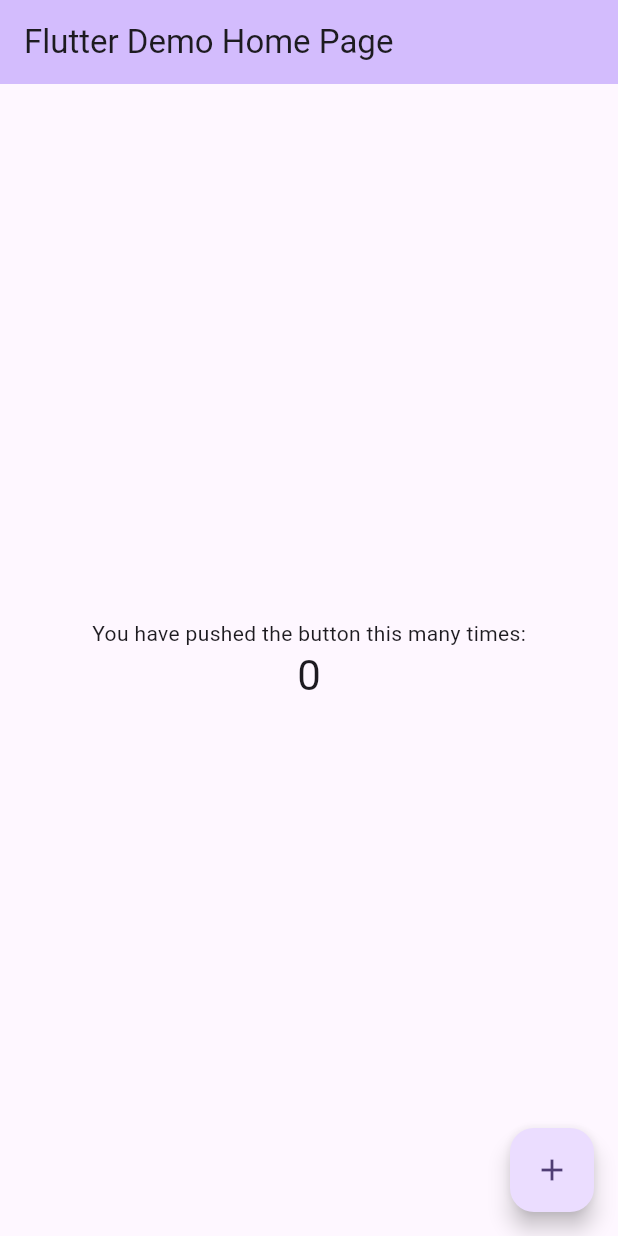
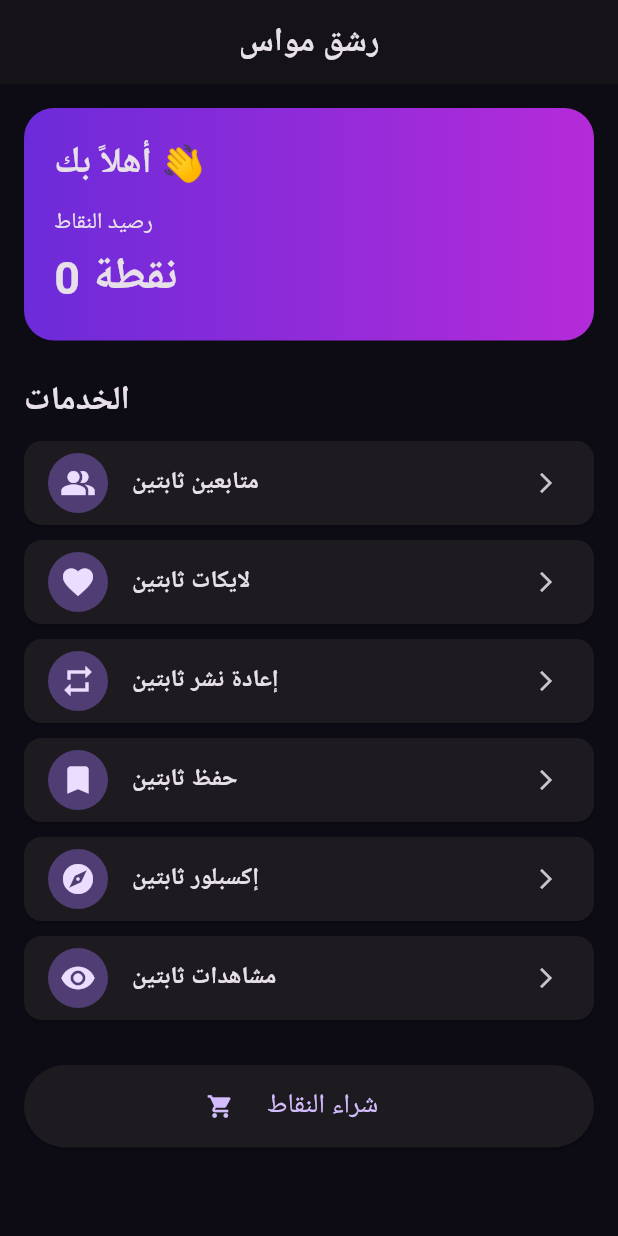
Before and after one commit to jdvk7/rashq-mawas, a Flutter app: the screen it shows after launch, on a phone screen of 412 x 824 dp. Run offline on Flutter 3.47's test engine with Material 3 defaults, Android fonts, the phone set to English and light mode, and no system bars.

Commit message:
Refactor main app structure and update UI elements

```diff
--- a/rashq_app/lib/main.dart
+++ b/rashq_app/lib/main.dart
@@ -1,121 +1,176 @@
 import 'package:flutter/material.dart';
 
 void main() {
-  runApp(const MyApp());
+  runApp(const RashqMawasApp());
 }
 
-class MyApp extends StatelessWidget {
-  const MyApp({super.key});
+class RashqMawasApp extends StatelessWidget {
+  const RashqMawasApp({super.key});
 
-  // This widget is the root of your application.
   @override
   Widget build(BuildContext context) {
     return MaterialApp(
-      title: 'Flutter Demo',
+      debugShowCheckedModeBanner: false,
+      title: 'رشق مواس',
       theme: ThemeData(
-        // This is the theme of your application.
-        //
-        // TRY THIS: Try running your application with "flutter run". You'll see
-        // the application has a purple toolbar. Then, without quitting the app,
-        // try changing the seedColor in the colorScheme below to Colors.green
-        // and then invoke "hot reload" (save your changes or press the "hot
-        // reload" button in a Flutter-supported IDE, or press "r" if you used
-        // the command line to start the app).
-        //
-        // Notice that the counter didn't reset back to zero; the application
-        // state is not lost during the reload. To reset the state, use hot
-        // restart instead.
-        //
-        // This works for code too, not just values: Most code changes can be
-        // tested with just a hot reload.
-        colorScheme: .fromSeed(seedColor: Colors.deepPurple),
+        useMaterial3: true,
+        colorScheme: ColorScheme.fromSeed(
+          seedColor: Colors.deepPurple,
+          brightness: Brightness.dark,
+        ),
+        scaffoldBackgroundColor: const Color(0xFF0D0B14),
       ),
-      home: const MyHomePage(title: 'Flutter Demo Home Page'),
+      home: const HomePage(),
     );
   }
 }
 
-class MyHomePage extends StatefulWidget {
-  const MyHomePage({super.key, required this.title});
-
-  // This widget is the home page of your application. It is stateful, meaning
-  // that it has a State object (defined below) that contains fields that affect
-  // how it looks.
-
-  // This class is the configuration for the state. It holds the values (in this
-  // case the title) provided by the parent (in this case the App widget) and
-  // used by the build method of the State. Fields in a Widget subclass are
-  // always marked "final".
-
-  final String title;
-
-  @override
-  State<MyHomePage> createState() => _MyHomePageState();
-}
-
-class _MyHomePageState extends State<MyHomePage> {
-  int _counter = 0;
-
-  void _incrementCounter() {
-    setState(() {
-      // This call to setState tells the Flutter framework that something has
-      // changed in this State, which causes it to rerun the build method below
-      // so that the display can reflect the updated values. If we changed
-      // _counter without calling setState(), then the build method would not be
-      // called again, and so nothing would appear to happen.
-      _counter++;
-    });
-  }
+class HomePage extends StatelessWidget {
+  const HomePage({super.key});
 
   @override
   Widget build(BuildContext context) {
-    // This method is rerun every time setState is called, for instance as done
-    // by the _incrementCounter method above.
-    //
-    // The Flutter framework has been optimized to make rerunning build methods
-    // fast, so that you can just rebuild anything that needs updating rather
-    // than having to individually change instances of widgets.
     return Scaffold(
       appBar: AppBar(
-        // TRY THIS: Try changing the color here to a specific color (to
-        // Colors.amber, perhaps?) and trigger a hot reload to see the AppBar
-        // change color while the other colors stay the same.
-        backgroundColor: Theme.of(context).colorScheme.inversePrimary,
-        // Here we take the value from the MyHomePage object that was created by
-        // the App.build method, and use it to set our appbar title.
-        title: Text(widget.title),
+        title: const Text(
+          'رشق مواس',
+          style: TextStyle(fontWeight: FontWeight.bold),
+        ),
+        centerTitle: true,
       ),
-      body: Center(
-        // Center is a layout widget. It takes a single child and positions it
-        // in the middle of the parent.
+      body: SingleChildScrollView(
+        padding: const EdgeInsets.all(16),
         child: Column(
-          // Column is also a layout widget. It takes a list of children and
-          // arranges them vertically. By default, it sizes itself to fit its
-          // children horizontally, and tries to be as tall as its parent.
-          //
-          // Column has various properties to control how it sizes itself and
-          // how it positions its children. Here we use mainAxisAlignment to
-          // center the children vertically; the main axis here is the vertical
-          // axis because Columns are vertical (the cross axis would be
-          // horizontal).
-          //
-          // TRY THIS: Invoke "debug painting" (choose the "Toggle Debug Paint"
-          // action in the IDE, or press "p" in the console), to see the
-          // wireframe for each widget.
-          mainAxisAlignment: .center,
+          crossAxisAlignment: CrossAxisAlignment.stretch,
           children: [
-            const Text('You have pushed the button this many times:'),
-            Text(
-              '$_counter',
-              style: Theme.of(context).textTheme.headlineMedium,
+            Container(
+              padding: const EdgeInsets.all(20),
+              decoration: BoxDecoration(
+                borderRadius: BorderRadius.circular(20),
+                gradient: const LinearGradient(
+                  colors: [
+                    Color(0xFF6C2BD9),
+                    Color(0xFFB52BD9),
+                  ],
+                ),
+              ),
+              child: const Column(
+                crossAxisAlignment: CrossAxisAlignment.start,
+                children: [
+                  Text(
+                    'أهلاً بك 👋',
+                    style: TextStyle(
+                      fontSize: 24,
+                      fontWeight: FontWeight.bold,
+                    ),
+                  ),
+                  SizedBox(height: 10),
+                  Text(
+                    'رصيد النقاط',
+                    style: TextStyle(fontSize: 15),
+                  ),
+                  SizedBox(height: 4),
+                  Text(
+                    '0 نقطة',
+                    style: TextStyle(
+                      fontSize: 30,
+                      fontWeight: FontWeight.bold,
+                    ),
+                  ),
+                ],
+              ),
+            ),
+
+            const SizedBox(height: 24),
+
+            const Text(
+              'الخدمات',
+              style: TextStyle(
+                fontSize: 22,
+                fontWeight: FontWeight.bold,
+              ),
+            ),
+
+            const SizedBox(height: 12),
+
+            _ServiceCard(
+              icon: Icons.people_alt,
+              title: 'متابعين ثابتين',
+              onTap: () {},
+            ),
+            _ServiceCard(
+              icon: Icons.favorite,
+              title: 'لايكات ثابتين',
+              onTap: () {},
+            ),
+            _ServiceCard(
+              icon: Icons.repeat,
+              title: 'إعادة نشر ثابتين',
+              onTap: () {},
+            ),
+            _ServiceCard(
+              icon: Icons.bookmark,
+              title: 'حفظ ثابتين',
+              onTap: () {},
+            ),
+            _ServiceCard(
+              icon: Icons.explore,
+              title: 'إكسبلور ثابتين',
+              onTap: () {},
+            ),
+            _ServiceCard(
+              icon: Icons.visibility,
+              title: 'مشاهدات ثابتين',
+              onTap: () {},
+            ),
+
+            const SizedBox(height: 20),
+
+            ElevatedButton.icon(
+              onPressed: () {},
+              icon: const Icon(Icons.shopping_cart),
+              label: const Padding(
+                padding: EdgeInsets.all(14),
+                child: Text(
+                  'شراء النقاط',
+                  style: TextStyle(fontSize: 18),
+                ),
+              ),
             ),
           ],
         ),
       ),
-      floatingActionButton: FloatingActionButton(
-        onPressed: _incrementCounter,
-        tooltip: 'Increment',
-        child: const Icon(Icons.add),
+    );
+  }
+}
+
+class _ServiceCard extends StatelessWidget {
+  final IconData icon;
+  final String title;
+  final VoidCallback onTap;
+
+  const _ServiceCard({
+    required this.icon,
+    required this.title,
+    required this.onTap,
+  });
+
+  @override
+  Widget build(BuildContext context) {
+    return Card(
+      margin: const EdgeInsets.only(bottom: 10),
+      child: ListTile(
+        leading: CircleAvatar(
+          child: Icon(icon),
+        ),
+        title: Text(
+          title,
+          style: const TextStyle(
+            fontWeight: FontWeight.bold,
+          ),
+        ),
+        trailing: const Icon(Icons.arrow_forward_ios, size: 16),
+        onTap: onTap,
       ),
     );
   }
```
